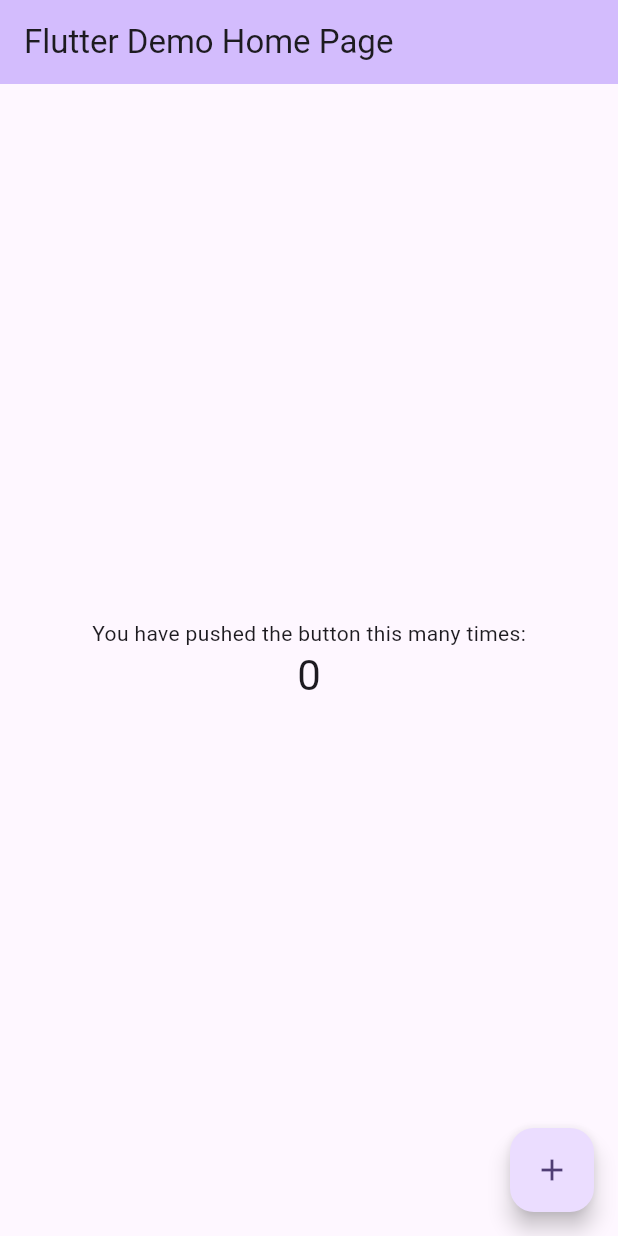
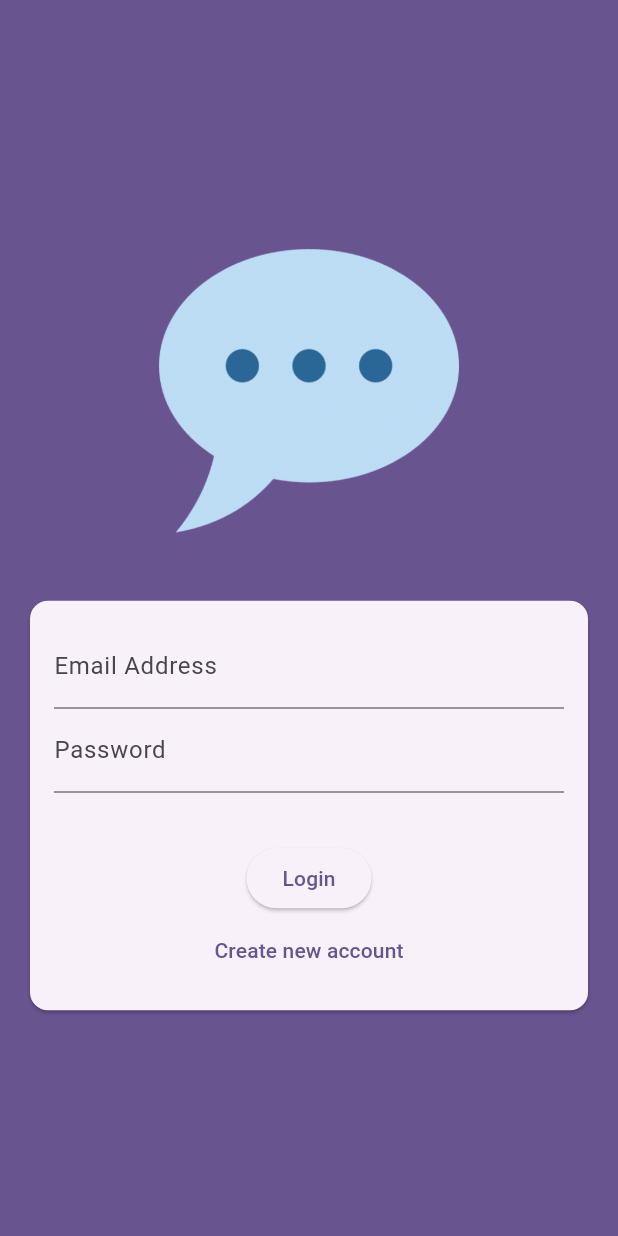
Before and after one commit to gasteac/flutter_firebase, a Flutter app: the screen it shows after launch, on a phone screen of 412 x 824 dp. Run offline on Flutter 3.47's test engine with Material 2 defaults, Android fonts, the phone set to English and light mode, and no system bars.

Commit message:
authScreen

```diff
--- a/lib/main.dart
+++ b/lib/main.dart
@@ -1,4 +1,5 @@
 import 'package:flutter/material.dart';
+import 'package:flutter_firebase/screens/auth.dart';
 
 void main() {
   runApp(const MyApp());
@@ -7,119 +8,15 @@ void main() {
 class MyApp extends StatelessWidget {
   const MyApp({super.key});
 
-  // This widget is the root of your application.
   @override
   Widget build(BuildContext context) {
     return MaterialApp(
-      title: 'Flutter Demo',
+      title: 'Flutter Firebase Chat',
       theme: ThemeData(
-        // This is the theme of your application.
-        //
-        // TRY THIS: Try running your application with "flutter run". You'll see
-        // the application has a blue toolbar. Then, without quitting the app,
-        // try changing the seedColor in the colorScheme below to Colors.green
-        // and then invoke "hot reload" (save your changes or press the "hot
-        // reload" button in a Flutter-supported IDE, or press "r" if you used
-        // the command line to start the app).
-        //
-        // Notice that the counter didn't reset back to zero; the application
-        // state is not lost during the reload. To reset the state, use hot
-        // restart instead.
-        //
-        // This works for code too, not just values: Most code changes can be
-        // tested with just a hot reload.
         colorScheme: ColorScheme.fromSeed(seedColor: Colors.deepPurple),
         useMaterial3: true,
       ),
-      home: const MyHomePage(title: 'Flutter Demo Home Page'),
+      home: const AuthScreen()
     );
   }
 }
-
-class MyHomePage extends StatefulWidget {
-  const MyHomePage({super.key, required this.title});
-
-  // This widget is the home page of your application. It is stateful, meaning
-  // that it has a State object (defined below) that contains fields that affect
-  // how it looks.
-
-  // This class is the configuration for the state. It holds the values (in this
-  // case the title) provided by the parent (in this case the App widget) and
-  // used by the build method of the State. Fields in a Widget subclass are
-  // always marked "final".
-
-  final String title;
-
-  @override
-  State<MyHomePage> createState() => _MyHomePageState();
-}
-
-class _MyHomePageState extends State<MyHomePage> {
-  int _counter = 0;
-
-  void _incrementCounter() {
-    setState(() {
-      // This call to setState tells the Flutter framework that something has
-      // changed in this State, which causes it to rerun the build method below
-      // so that the display can reflect the updated values. If we changed
-      // _counter without calling setState(), then the build method would not be
-      // called again, and so nothing would appear to happen.
-      _counter++;
-    });
-  }
-
-  @override
-  Widget build(BuildContext context) {
-    // This method is rerun every time setState is called, for instance as done
-    // by the _incrementCounter method above.
-    //
-    // The Flutter framework has been optimized to make rerunning build methods
-    // fast, so that you can just rebuild anything that needs updating rather
-    // than having to individually change instances of widgets.
-    return Scaffold(
-      appBar: AppBar(
-        // TRY THIS: Try changing the color here to a specific color (to
-        // Colors.amber, perhaps?) and trigger a hot reload to see the AppBar
-        // change color while the other colors stay the same.
-        backgroundColor: Theme.of(context).colorScheme.inversePrimary,
-        // Here we take the value from the MyHomePage object that was created by
-        // the App.build method, and use it to set our appbar title.
-        title: Text(widget.title),
-      ),
-      body: Center(
-        // Center is a layout widget. It takes a single child and positions it
-        // in the middle of the parent.
-        child: Column(
-          // Column is also a layout widget. It takes a list of children and
-          // arranges them vertically. By default, it sizes itself to fit its
-          // children horizontally, and tries to be as tall as its parent.
-          //
-          // Column has various properties to control how it sizes itself and
-          // how it positions its children. Here we use mainAxisAlignment to
-          // center the children vertically; the main axis here is the vertical
-          // axis because Columns are vertical (the cross axis would be
-          // horizontal).
-          //
-          // TRY THIS: Invoke "debug painting" (choose the "Toggle Debug Paint"
-          // action in the IDE, or press "p" in the console), to see the
-          // wireframe for each widget.
-          mainAxisAlignment: MainAxisAlignment.center,
-          children: <Widget>[
-            const Text(
-              'You have pushed the button this many times:',
-            ),
-            Text(
-              '$_counter',
-              style: Theme.of(context).textTheme.headlineMedium,
-            ),
-          ],
-        ),
-      ),
-      floatingActionButton: FloatingActionButton(
-        onPressed: _incrementCounter,
-        tooltip: 'Increment',
-        child: const Icon(Icons.add),
-      ), // This trailing comma makes auto-formatting nicer for build methods.
-    );
-  }
-}
--- /dev/null
+++ b/lib/screens/auth.dart
@@ -0,0 +1,74 @@
+import 'package:flutter/material.dart';
+
+class AuthScreen extends StatefulWidget {
+  const AuthScreen({super.key});
+
+  @override
+  State<AuthScreen> createState() => _AuthScreenState();
+}
+
+class _AuthScreenState extends State<AuthScreen> {
+  var _isLogin = true;
+  @override
+  Widget build(BuildContext context) {
+    return Scaffold(
+      backgroundColor: _isLogin
+      ? Theme.of(context).colorScheme.primary
+      : Theme.of(context).colorScheme.onPrimaryContainer,
+      body: Center(
+        child: SingleChildScrollView(
+          child: Column(
+            mainAxisAlignment: MainAxisAlignment.center,
+            children: [
+              Container(
+                margin: const EdgeInsets.only(
+                    bottom: 20, top: 30, left: 20, right: 20),
+                width: 200,
+                child: Image.asset('assets/images/chat.png'),
+              ),
+              Card(
+                margin: const EdgeInsets.all(20),
+                child: SingleChildScrollView(
+                  child: Padding(
+                      padding: const EdgeInsets.all(16),
+                      child: Form(
+                        child:
+                            Column(mainAxisSize: MainAxisSize.min, children: [
+                          TextFormField(
+                            decoration: const InputDecoration(
+                                labelText: 'Email Address'),
+                            keyboardType: TextInputType.emailAddress,
+                            autocorrect: false,
+                            textCapitalization: TextCapitalization.none,
+                          ),
+                          TextFormField(
+                            decoration:
+                                const InputDecoration(labelText: 'Password'),
+                            obscureText: true,
+                          ),
+                          const SizedBox(height: 33),
+                          ElevatedButton(
+                            onPressed: () {},
+                            child: Text(_isLogin ? 'Login' : 'Sign Up'),
+                          ),
+                          TextButton(
+                            onPressed: () {
+                              setState(() {
+                                _isLogin = !_isLogin;
+                              });
+                            },
+                            child: Text(_isLogin
+                                ? 'Create new account'
+                                : 'I already have an account'),
+                          )
+                        ]),
+                      )),
+                ),
+              ),
+            ],
+          ),
+        ),
+      ),
+    );
+  }
+}
--- a/pubspec.yaml
+++ b/pubspec.yaml
@@ -59,9 +59,8 @@ flutter:
   uses-material-design: true
 
   # To add assets to your application, add an assets section, like this:
-  # assets:
-  #   - images/a_dot_burr.jpeg
-  #   - images/a_dot_ham.jpeg
+  assets:
+    - assets/images/chat.png
 
   # An image asset can refer to one or more resolution-specific "variants", see
   # https://flutter.dev/assets-and-images/#resolution-aware
```
Also changed, not shown: assets/images/chat.png (added).
